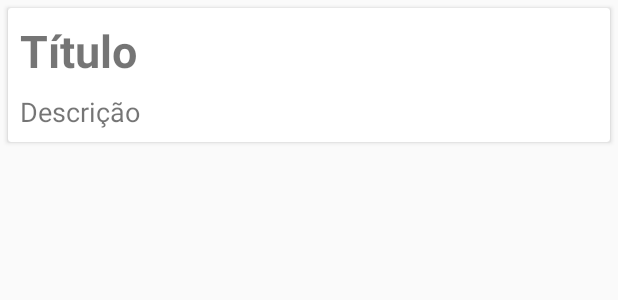
After one commit to RickSRS/RickSRS-AppNote, an Android app: the layout item_nota.xml on its own in the app's theme, with its tools: preview values and no code run, on a phone screen of 412 x 824 dp. The commit adds this screen. Shown: the top 300 px of the screen. Run offline under Robolectric (Android 15) with nearby library versions, the phone set to English and light mode, and no system bars.

Commit message:
migrate project to AndroidX and created item for nota

```diff
--- a/app/src/main/java/com/richardsoares/note/ui/activity/ListaNotasActivity.java
+++ b/app/src/main/java/com/richardsoares/note/ui/activity/ListaNotasActivity.java
@@ -1,6 +1,6 @@
 package com.richardsoares.note.ui.activity;
 
-import android.support.v7.app.AppCompatActivity;
+import androidx.appcompat.app.AppCompatActivity;
 import android.os.Bundle;
 
 import com.richardsoares.note.R;
--- a/app/src/main/res/layout/activity_lista_notas.xml
+++ b/app/src/main/res/layout/activity_lista_notas.xml
@@ -1,5 +1,5 @@
 <?xml version="1.0" encoding="utf-8"?>
-<android.support.constraint.ConstraintLayout xmlns:android="http://schemas.android.com/apk/res/android"
+<androidx.constraintlayout.widget.ConstraintLayout xmlns:android="http://schemas.android.com/apk/res/android"
     xmlns:app="http://schemas.android.com/apk/res-auto"
     xmlns:tools="http://schemas.android.com/tools"
     android:layout_width="match_parent"
@@ -34,4 +34,4 @@
         app:layout_constraintBottom_toBottomOf="parent"
         app:layout_constraintEnd_toEndOf="parent"
         app:layout_constraintStart_toStartOf="parent" />
-</android.support.constraint.ConstraintLayout>
+</androidx.constraintlayout.widget.ConstraintLayout>
--- /dev/null
+++ b/app/src/main/res/layout/item_nota.xml
@@ -0,0 +1,43 @@
+<?xml version="1.0" encoding="utf-8"?>
+<androidx.cardview.widget.CardView xmlns:android="http://schemas.android.com/apk/res/android"
+    xmlns:app="http://schemas.android.com/apk/res-auto"
+    xmlns:tools="http://schemas.android.com/tools"
+    android:id="@+id/cardView"
+    android:layout_width="match_parent"
+    android:layout_height="wrap_content"
+    android:layout_margin="5dp">
+
+    <androidx.constraintlayout.widget.ConstraintLayout
+        android:layout_width="match_parent"
+        android:layout_height="match_parent">
+
+        <TextView
+            android:id="@+id/item_nota_titulo"
+            android:layout_width="wrap_content"
+            android:layout_height="wrap_content"
+            android:layout_margin="8dp"
+            android:maxLines="2"
+            android:textSize="30sp"
+            android:textStyle="bold"
+            app:layout_constraintStart_toStartOf="parent"
+            app:layout_constraintTop_toTopOf="parent"
+            tools:text="Título" />
+
+        <TextView
+            android:id="@+id/item_nota_descricao"
+            android:layout_width="0dp"
+            android:layout_height="wrap_content"
+            android:layout_marginTop="8dp"
+            android:layout_marginBottom="8dp"
+            android:maxLines="6"
+            android:textSize="18sp"
+            app:layout_constraintBottom_toBottomOf="parent"
+            app:layout_constraintEnd_toEndOf="parent"
+            app:layout_constraintHorizontal_bias="0.0"
+            app:layout_constraintStart_toStartOf="@+id/item_nota_titulo"
+            app:layout_constraintTop_toBottomOf="@id/item_nota_titulo"
+            tools:text="Descrição" />
+
+    </androidx.constraintlayout.widget.ConstraintLayout>
+
+</androidx.cardview.widget.CardView>
--- a/gradle.properties
+++ b/gradle.properties
@@ -15,3 +15,5 @@ org.gradle.jvmargs=-Xmx2048m -Dfile.encoding=UTF-8
 # resources declared in the library itself and none from the library's dependencies,
 # thereby reducing the size of the R class for that library
 android.nonTransitiveRClass=true
+android.useAndroidX=true
+android.enableJetifier=true
```
Also changed, not shown: app/build.gradle (+6 -5 lines), 1 other file.
